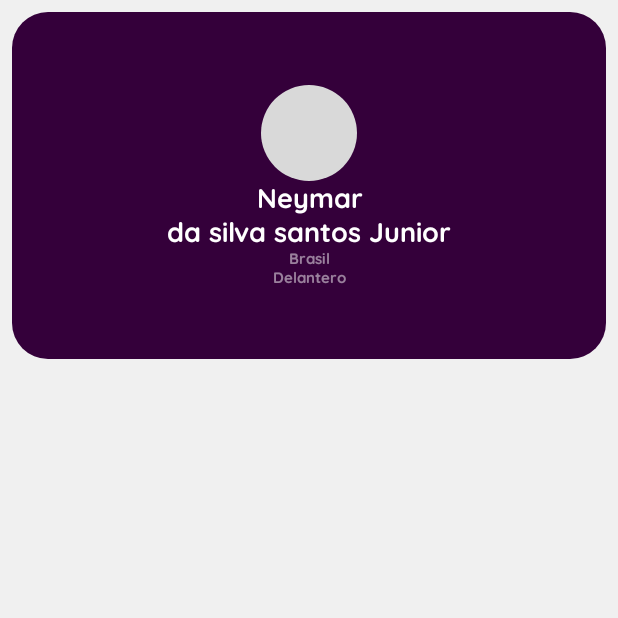
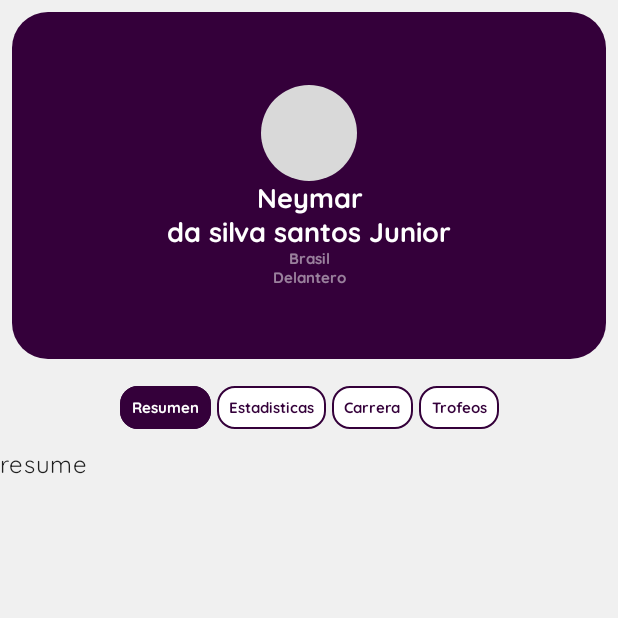
Before and after one commit to jisusmadrid22/SporToMeApp, an Android app built with Jetpack Compose: the composable PlayerInfoLayout shown on its own in the app's theme, on a phone screen of 412 x 824 dp, the top half of it. Run offline under Robolectric (Android 15) with nearby library versions, the phone set to English and light mode, and no system bars; our stand-ins replace Dagger/Hilt's generated code; network calls fail.

Commit message:
player info design base

```diff
--- a/app/src/main/java/com/yzdev/sportome/presentation/screens/detail_match/DetailMatchScreen.kt
+++ b/app/src/main/java/com/yzdev/sportome/presentation/screens/detail_match/DetailMatchScreen.kt
@@ -148,7 +148,7 @@ private fun DetailMatchLayout(
 }
 
 @Composable
-fun AnimationSelector(
+private fun AnimationSelector(
     numberSelector: Int,
     stateDetail: DetailMatchState,
     stateH2h: H2hMatchState,
--- a/app/src/main/java/com/yzdev/sportome/presentation/screens/player/PlayerInfo.kt
+++ b/app/src/main/java/com/yzdev/sportome/presentation/screens/player/PlayerInfo.kt
@@ -1,12 +1,25 @@
 package com.yzdev.sportome.presentation.screens.player
 
+import androidx.compose.animation.*
 import androidx.compose.foundation.layout.Column
+import androidx.compose.foundation.layout.Spacer
 import androidx.compose.foundation.layout.fillMaxSize
+import androidx.compose.foundation.layout.padding
 import androidx.compose.material.Scaffold
-import androidx.compose.runtime.Composable
+import androidx.compose.material.Text
+import androidx.compose.runtime.*
 import androidx.compose.ui.Modifier
 import androidx.compose.ui.tooling.preview.Preview
+import androidx.compose.ui.unit.dp
+import com.yzdev.sportome.presentation.screens.detail_match.DetailMatchState
+import com.yzdev.sportome.presentation.screens.detail_match.H2hMatchState
+import com.yzdev.sportome.presentation.screens.detail_match.PredictionMatchState
+import com.yzdev.sportome.presentation.screens.detail_match.composable.EventLayout
+import com.yzdev.sportome.presentation.screens.detail_match.composable.H2hLayout
+import com.yzdev.sportome.presentation.screens.detail_match.composable.LineupLayout
+import com.yzdev.sportome.presentation.screens.detail_match.composable.StatsLayout
 import com.yzdev.sportome.presentation.screens.player.composables.HeaderPlayer
+import com.yzdev.sportome.presentation.screens.player.composables.SelectorInfoPlayer
 import com.yzdev.sportome.presentation.ui.theme.grayBackground
 
 @Composable
@@ -16,9 +29,63 @@ fun PlayerInfoScreen() {
 
 @Composable
 private fun PlayerInfoLayout() {
+
+    var numberSelector by remember {
+        mutableStateOf(1)
+    }
+
     Scaffold(modifier = Modifier.fillMaxSize(), backgroundColor = grayBackground) {
         Column(modifier = Modifier.fillMaxSize()) {
             HeaderPlayer()
+
+            SelectorInfoPlayer(
+                numberSelector = numberSelector,
+                onClick = {
+                    numberSelector = it
+                }
+            )
+
+            Spacer(modifier = Modifier.padding(bottom = 4.dp))
+
+            AnimationSelector(
+                numberSelector = numberSelector
+            )
         }
     }
 }
+
+@OptIn(ExperimentalAnimationApi::class)
+@Composable
+private fun AnimationSelector(
+    numberSelector: Int
+) {
+    AnimatedContent(
+        targetState = numberSelector,
+        transitionSpec = {
+            if (targetState > initialState) {
+                slideInHorizontally { width -> width } + fadeIn() with
+                        slideOutHorizontally { width -> -width } + fadeOut()
+            } else {
+                slideInHorizontally { height -> -height } + fadeIn() with
+                        slideOutHorizontally { height -> height } + fadeOut()
+            }.using(
+                SizeTransform(clip = false)
+            )
+        }
+    ) { targetCount ->
+        when (targetCount){
+            1-> {
+                Text(text = "resume")
+            }
+            2-> {
+                Text(text = "Stats")
+            }
+            3-> {
+                Text(text = "carrer")
+            }
+            4-> {
+                Text(text = "trofeos")
+            }
+        }
+    }
+}
--- /dev/null
+++ b/app/src/main/java/com/yzdev/sportome/presentation/screens/player/composables/SelectorInfoPlayer.kt
@@ -0,0 +1,87 @@
+@file:OptIn(ExperimentalMaterialApi::class)
+
+package com.yzdev.sportome.presentation.screens.player.composables
+
+import androidx.compose.foundation.BorderStroke
+import androidx.compose.foundation.layout.*
+import androidx.compose.foundation.shape.RoundedCornerShape
+import androidx.compose.material.Card
+import androidx.compose.material.ExperimentalMaterialApi
+import androidx.compose.material.MaterialTheme
+import androidx.compose.material.Text
+import androidx.compose.runtime.Composable
+import androidx.compose.ui.Alignment
+import androidx.compose.ui.Modifier
+import androidx.compose.ui.graphics.Color
+import androidx.compose.ui.text.TextStyle
+import androidx.compose.ui.text.font.FontWeight
+import androidx.compose.ui.text.style.TextAlign
+import androidx.compose.ui.unit.dp
+import androidx.compose.ui.unit.sp
+import com.yzdev.sportome.R
+import com.yzdev.sportome.common.AppResource
+import com.yzdev.sportome.presentation.ui.theme.QuickSandFont
+
+@Composable
+fun SelectorInfoPlayer(
+    numberSelector: Int,
+    onClick: (Int) -> Unit
+) {
+    Row(
+        modifier = Modifier
+            .fillMaxWidth(),
+        horizontalArrangement = Arrangement.Center,
+        verticalAlignment = Alignment.CenterVertically
+    ) {
+        CardSelector(isSelected = numberSelector == 1, title = AppResource.getString(R.string.resume)) {
+            onClick(1)
+        }
+
+        Spacer(modifier = Modifier.width(4.dp))
+
+        CardSelector(isSelected = numberSelector == 2, title = AppResource.getString(R.string.statsTitle)) {
+            onClick(2)
+        }
+
+        Spacer(modifier = Modifier.width(4.dp))
+
+        CardSelector(isSelected = numberSelector == 3, title = AppResource.getString(R.string.carrer)) {
+            onClick(3)
+        }
+
+        Spacer(modifier = Modifier.width(4.dp))
+
+        CardSelector(isSelected = numberSelector == 4, title = AppResource.getString(R.string.trophies)) {
+            onClick(4)
+        }
+    }
+}
+
+@Composable
+private fun CardSelector(
+    isSelected: Boolean,
+    title: String,
+    onClick: ()-> Unit
+) {
+    Card(
+        backgroundColor = if (isSelected) MaterialTheme.colors.primary else Color.White,
+        border = BorderStroke(width = 1.dp, color = MaterialTheme.colors.primary),
+        shape = RoundedCornerShape(12.dp),
+        elevation = 0.dp,
+        onClick = {
+            onClick()
+        }
+    ) {
+        Text(
+            modifier = Modifier.padding(horizontal = 8.dp, vertical = 8.dp),
+            text = title,
+            style = TextStyle(
+                fontWeight = FontWeight.Bold,
+                fontSize = 10.sp,
+                fontFamily = QuickSandFont,
+                color = if (!isSelected) MaterialTheme.colors.primary else Color.White
+            ),
+            textAlign = TextAlign.Center
+        )
+    }
+}
--- a/app/src/main/res/values/strings.xml
+++ b/app/src/main/res/values/strings.xml
@@ -73,4 +73,7 @@
     <string name="penaltyCancelled">Penalti cancelado</string>
     <string name="goalCancelled">Gol cancelado</string>
     <string name="detailPlayer">Detalle del jugador</string>
+    <string name="resume">Resumen</string>
+    <string name="carrer">Carrera</string>
+    <string name="trophies">Trofeos</string>
 </resources>
```
